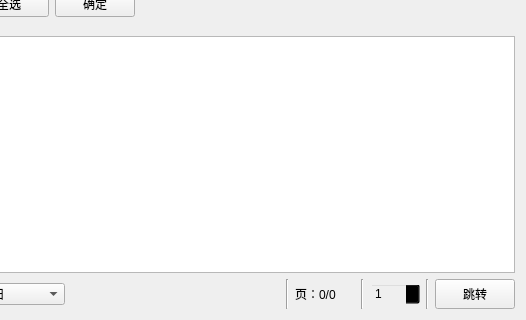
The window that ui/ui_search.ui (tonquer/picacg-qt) describes before a commit, drawn with Qt 5; both pictures show x 214 to 740 and y 139 to 459 of the 740 by 459 pixel window.
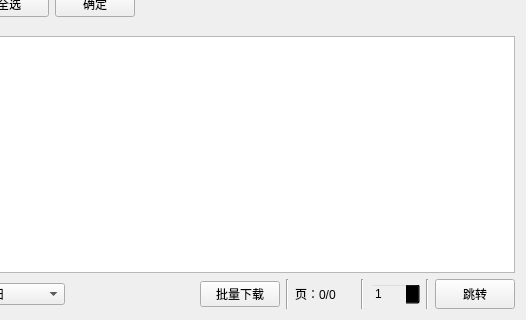
The same window after the commit. Custom widgets are drawn as their Qt base class.

The edit to the form file:
```diff
--- a/ui/ui_search.ui
+++ b/ui/ui_search.ui
@@ -354,6 +354,13 @@
        </property>
       </spacer>
      </item>
+     <item>
+      <widget class="QPushButton" name="someDownButton">
+       <property name="text">
+        <string>批量下载</string>
+       </property>
+      </widget>
+     </item>
      <item>
       <widget class="Line" name="line_4">
        <property name="orientation">
```
